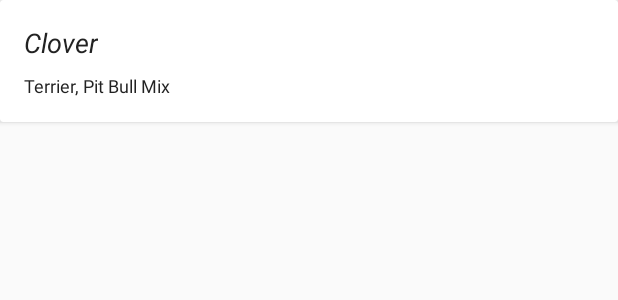
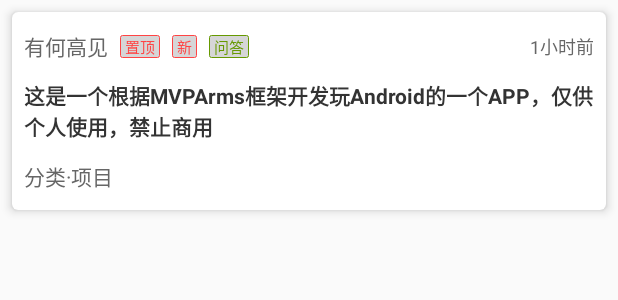
Before and after one commit to yrickwong/MvrxWanAndroid, an Android app: the layout article_row.xml on its own in the app's theme, with its tools: preview values and no code run, on a phone screen of 412 x 824 dp. Shown: the top 300 px of the screen. Run offline under Robolectric (Android 15) with nearby library versions, the phone set to English and light mode, and no system bars.

Commit message:
beautify the feedflow

```diff
--- a/app/src/main/java/com/yrickwong/tech/mvrx/views/ArticleRow.kt
+++ b/app/src/main/java/com/yrickwong/tech/mvrx/views/ArticleRow.kt
@@ -1,9 +1,11 @@
 package com.yrickwong.tech.mvrx.views
 
 import android.content.Context
+import android.text.Html
 import android.util.AttributeSet
 import android.view.LayoutInflater
 import android.widget.FrameLayout
+import androidx.core.view.isVisible
 import com.airbnb.epoxy.CallbackProp
 import com.airbnb.epoxy.ModelProp
 import com.airbnb.epoxy.ModelView
@@ -24,7 +26,17 @@ class ArticleRow @JvmOverloads constructor(
 
     @ModelProp
     fun setArticle(article: Article) {
-        title.text = article.title
+        topView.isVisible = (article.type == 1)
+        newView.isVisible = (article.fresh)
+        answerView.isVisible = (article.tags.isNotEmpty())
+        article.tags.isNotEmpty().let {
+            if (it) {
+                answerView.text = article.tags[0].name
+            }
+        }
+        author.text = article.author
+        title.text = Html.fromHtml(article.title)
+        time.text = article.niceDate
         chapterName.text = "${article.superChapterName}/${article.chapterName}"
     }
 
--- /dev/null
+++ b/app/src/main/res/drawable/title_label_shape_holo_green.xml
@@ -0,0 +1,9 @@
+<?xml version="1.0" encoding="utf-8"?>
+<shape xmlns:android="http://schemas.android.com/apk/res/android"
+    android:shape="rectangle">
+    <stroke
+        android:width="0.5dp"
+        android:color="@android:color/holo_green_dark" />
+    <solid android:color="@color/white"/>
+    <corners android:radius="1dp" />
+</shape>
--- /dev/null
+++ b/app/src/main/res/drawable/title_label_shape_holo_red.xml
@@ -0,0 +1,9 @@
+<?xml version="1.0" encoding="utf-8"?>
+<shape xmlns:android="http://schemas.android.com/apk/res/android"
+    android:shape="rectangle">
+    <stroke
+        android:width="0.5dp"
+        android:color="@android:color/holo_red_light" />
+    <solid android:color="@color/white"/>
+    <corners android:radius="1dp" />
+</shape>
--- a/app/src/main/res/layout/article_row.xml
+++ b/app/src/main/res/layout/article_row.xml
@@ -4,50 +4,118 @@
     xmlns:tools="http://schemas.android.com/tools"
     android:layout_width="match_parent"
     android:layout_height="wrap_content"
-        android:layout_marginBottom="24dp"
+    android:layout_marginLeft="8dp"
+    android:layout_marginTop="8dp"
+    android:layout_marginRight="8dp"
     android:foreground="?android:attr/selectableItemBackground"
-        app:cardBackgroundColor="@color/viewBackground">
+    app:cardBackgroundColor="@color/viewBackground"
+    app:cardCornerRadius="4dp"
+    app:cardElevation="4dp">
 
     <androidx.constraintlayout.widget.ConstraintLayout
         android:layout_width="match_parent"
-            android:layout_height="match_parent"
-            android:layout_marginBottom="16dp">
+        android:layout_height="wrap_content"
+        android:layout_marginBottom="12dp">
 
-        <ImageView
-                android:id="@+id/image"
-                android:layout_width="0dp"
-                android:layout_height="0dp"
-                android:scaleType="centerCrop"
-                android:visibility="gone"
-                app:layout_constraintDimensionRatio="1.55"
-                app:layout_constraintEnd_toEndOf="parent"
+        <TextView
+            android:id="@+id/author"
+            android:layout_width="wrap_content"
+            android:layout_height="wrap_content"
+            android:layout_marginStart="8dp"
+            android:layout_marginTop="12dp"
+            android:textColor="@color/colorBlack666"
+            android:textSize="14sp"
             app:layout_constraintStart_toStartOf="parent"
             app:layout_constraintTop_toTopOf="parent"
-                tools:background="#ff777777" />
+            tools:text="有何高见" />
+
+        <TextView
+            android:id="@+id/topView"
+            android:layout_width="wrap_content"
+            android:layout_height="wrap_content"
+            android:layout_marginStart="8dp"
+            android:background="@drawable/title_label_shape_holo_red"
+            android:paddingLeft="3dp"
+            android:paddingRight="3dp"
+            android:text="置顶"
+            android:textColor="@android:color/holo_red_light"
+            android:textSize="10sp"
+            app:layout_constraintBottom_toBottomOf="@+id/author"
+            app:layout_constraintStart_toEndOf="@+id/author"
+            app:layout_constraintTop_toTopOf="@+id/author" />
+
+
+        <TextView
+            android:id="@+id/newView"
+            android:layout_width="wrap_content"
+            android:layout_height="wrap_content"
+            android:layout_marginStart="8dp"
+            android:background="@drawable/title_label_shape_holo_red"
+            android:paddingLeft="3dp"
+            android:paddingRight="3dp"
+            android:text="新"
+            android:textColor="@android:color/holo_red_light"
+            android:textSize="10sp"
+            app:layout_constraintBottom_toBottomOf="@+id/author"
+            app:layout_constraintStart_toEndOf="@+id/topView"
+            app:layout_constraintTop_toTopOf="@+id/author" />
+
+        <TextView
+            android:id="@+id/answerView"
+            android:layout_width="wrap_content"
+            android:layout_height="wrap_content"
+            android:layout_marginStart="8dp"
+            android:layout_marginLeft="8dp"
+            android:background="@drawable/title_label_shape_holo_green"
+            android:paddingLeft="3dp"
+            android:paddingRight="3dp"
+            android:text="问答"
+            android:textColor="@android:color/holo_green_dark"
+            android:textSize="10sp"
+            app:layout_constraintBottom_toBottomOf="@+id/author"
+            app:layout_constraintStart_toEndOf="@+id/newView"
+            app:layout_constraintTop_toTopOf="@+id/author" />
+
 
         <TextView
             android:id="@+id/title"
-                android:layout_width="wrap_content"
+            android:layout_width="0dp"
             android:layout_height="wrap_content"
-                android:layout_marginStart="16dp"
-                android:layout_marginTop="16dp"
-                android:textStyle="italic"
-                android:textColor="#ff222222"
-                android:textSize="18sp"
+            android:layout_marginStart="8dp"
+            android:layout_marginTop="12dp"
+            android:layout_marginEnd="8dp"
+            android:textColor="@color/colorBlack333"
+            android:textSize="14sp"
+            android:textStyle="bold"
+            app:layout_constraintEnd_toEndOf="parent"
             app:layout_constraintStart_toStartOf="parent"
-                app:layout_constraintTop_toBottomOf="@id/image"
-                tools:text="Clover" />
+            app:layout_constraintTop_toBottomOf="@+id/author"
+            tools:text="这是一个根据MVPArms框架开发玩Android的一个APP，仅供个人使用，禁止商用" />
 
         <TextView
             android:id="@+id/chapterName"
             android:layout_width="wrap_content"
             android:layout_height="wrap_content"
-                android:layout_marginTop="8dp"
-                android:textColor="#ff222222"
+            android:layout_marginStart="8dp"
+            android:layout_marginTop="12dp"
+            android:textColor="@color/colorBlack666"
+            android:textSize="14sp"
+            app:layout_constraintBottom_toBottomOf="parent"
+            app:layout_constraintStart_toStartOf="parent"
+            app:layout_constraintTop_toBottomOf="@+id/title"
+            tools:text="分类·项目" />
+
+        <TextView
+            android:id="@+id/time"
+            android:layout_width="wrap_content"
+            android:layout_height="wrap_content"
+            android:layout_marginEnd="8dp"
+            android:textColor="@color/colorBlack666"
             android:textSize="12sp"
-                app:layout_constraintStart_toStartOf="@id/title"
-                app:layout_constraintTop_toBottomOf="@id/title"
-                tools:text="Terrier, Pit Bull Mix" />
+            app:layout_constraintBottom_toBottomOf="@+id/author"
+            app:layout_constraintEnd_toEndOf="parent"
+            app:layout_constraintTop_toTopOf="@+id/author"
+            tools:text="1小时前" />
 
     </androidx.constraintlayout.widget.ConstraintLayout>
 
--- a/app/src/main/res/layout/fragment_main.xml
+++ b/app/src/main/res/layout/fragment_main.xml
@@ -2,13 +2,14 @@
 <androidx.constraintlayout.widget.ConstraintLayout xmlns:android="http://schemas.android.com/apk/res/android"
     xmlns:app="http://schemas.android.com/apk/res-auto"
     android:layout_width="match_parent"
-    android:layout_height="match_parent">
+    android:layout_height="match_parent"
+    android:background="@color/windowBackground">
 
     <androidx.swiperefreshlayout.widget.SwipeRefreshLayout
         android:id="@+id/swipeRefreshLayout"
         android:layout_width="match_parent"
         android:layout_height="match_parent"
-        android:background="@color/viewBackground">
+        >
 
         <com.airbnb.epoxy.EpoxyRecyclerView
             android:id="@+id/recycleView"
--- a/app/src/main/res/values/colors.xml
+++ b/app/src/main/res/values/colors.xml
@@ -3,8 +3,11 @@
     <color name="colorPrimary">#008577</color>
     <color name="colorPrimaryDark">#00574B</color>
     <color name="colorAccent">#D81B60</color>
+    <color name="windowBackground">#F5F5F5</color>
     <color name="viewBackground">@color/White</color>
     <color name="White">#FFFFFF</color>
     <color name="black_trans">#5c000000</color>
+    <color name="colorBlack666">#666</color>
+    <color name="colorBlack333">#333</color>
 
 </resources>
```
Lines whose indentation alone changed are shown as unchanged.
